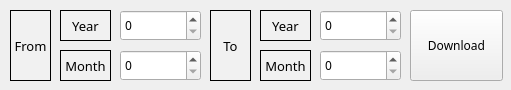
Old version of the form app/src/pages/report/periodic_balance.ui in the repository DY-Microfinance-Customer-Management/dymf-algorithm.
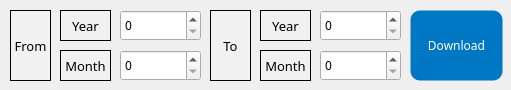
New version of the form.

```diff
--- a/app/src/pages/report/periodic_balance.ui
+++ b/app/src/pages/report/periodic_balance.ui
@@ -13,6 +13,32 @@
   <property name="windowTitle">
    <string>Periodic Loan Balance Report</string>
   </property>
+  <property name="styleSheet">
+   <string notr="true">QPushButton {
+    background-color: #0077c2;
+    color: white;
+    border: 1px solid transparent;
+    border-radius: 10px;
+    padding: 5px 10px;
+}
+
+QPushButton:hover {
+    border: 1px solid white;
+}
+
+QPushButton:pressed {
+    background-color: #005f9e;
+    padding-top: 6px;
+    padding-bottom: 4px;
+}
+
+QPushButton:disabled {
+    background-color: lightgray;
+    color: gray;
+    border: 1px solid gray;
+}
+</string>
+  </property>
   <widget class="QWidget" name="centralwidget">
    <widget class="QPushButton" name="downloadButton">
     <property name="geometry">
```
